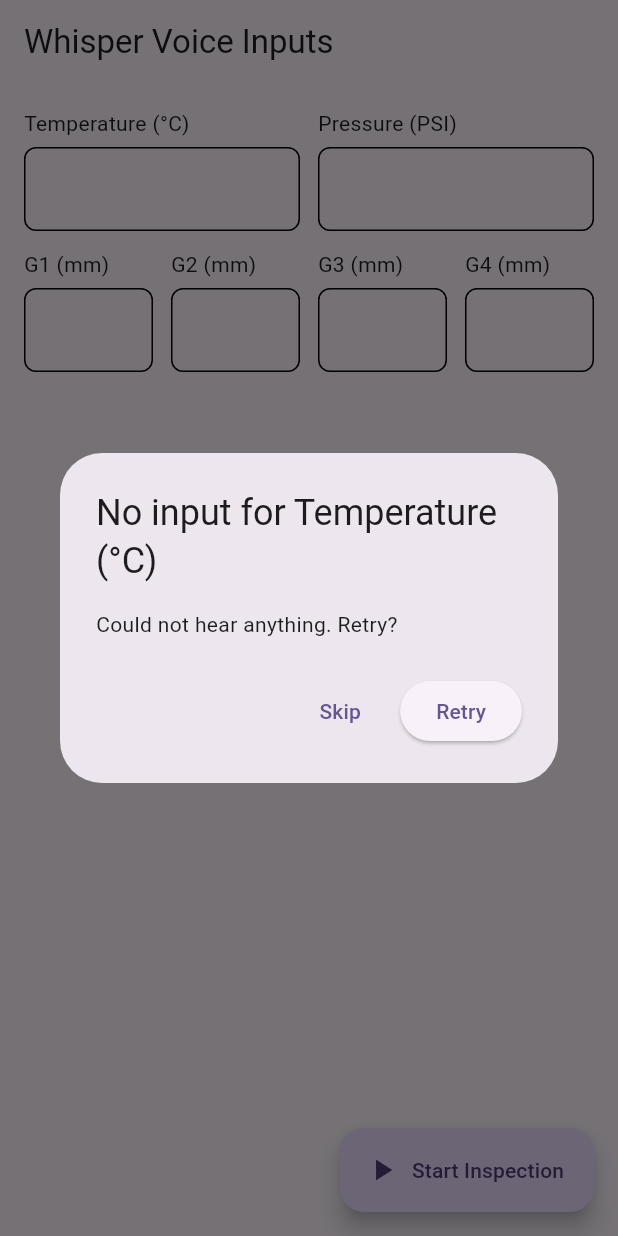
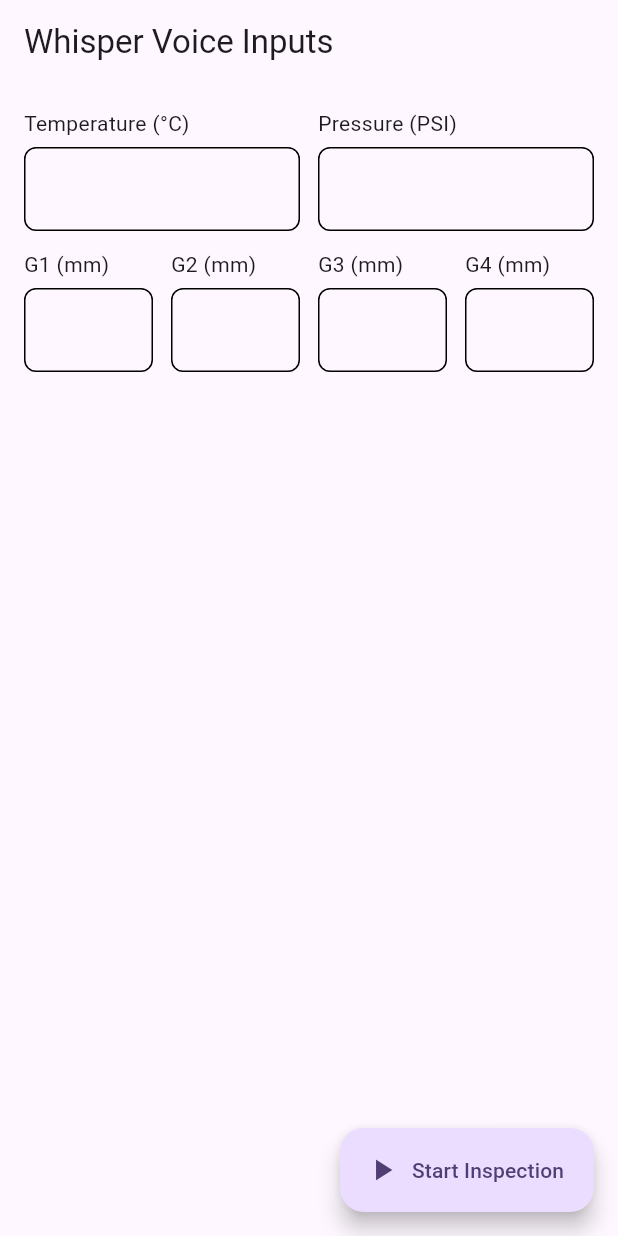
Before and after one commit to sknt2024/Flutter-VoiceBot, a Flutter app: the screen it shows after launch, after a tap on "Start Inspection", after a tap on "Stop Inspection", on a phone screen of 412 x 824 dp. Run offline on Flutter 3.47's test engine with Material 3 defaults, Android fonts, the phone set to English and light mode, and no system bars; our stand-ins replace dio, flutter_dotenv, flutter_tts, permission_handler; missing offline and left inert: record.

Commit message:
Refactor: Extract voice logic into VoiceInspectionService
This commit refactors the voice interaction logic out of the main UI file and into a dedicated `VoiceInspectionService`. This improves separation of concerns and simplifies the UI layer.

Key changes include:

-   **Introduce `VoiceInspectionService`:** A new service class now manages state for recording, TTS, transcription, and the overall inspection sequence. It uses `ValueNotifier` to communicate state changes to the UI.
-   **Automate Retries & Remove Dialogs:** The field-filling logic (`_askConfirmAndFill`) has been updated to automatically retry on empty transcriptions or when the extractor requests it. Confirmation dialogs have been removed to streamline the user flow, auto-accepting the first valid extracted value.
-   **Enhance `FieldExtractor`:** The prompt for the extractor is improved to handle both Hindi and English (Indian accent) inputs more robustly. Timeouts are increased for better reliability.
-   **File and Dependency Updates:**
    -   `whisper_demo.dart` is renamed to `screens/home_page.dart` to better reflect its role.
    -   The Whisper model is updated from `whisper-1` to `gpt-4o-transcribe`.
    -   Adds a direct dependency on `http_parser`.

```diff
--- a/lib/main.dart
+++ b/lib/main.dart
@@ -1,8 +1,7 @@
-// main.dart
 import 'dart:io';
 import 'package:flutter/material.dart';
 import 'package:flutter_dotenv/flutter_dotenv.dart';
-import 'whisper_demo.dart';
+import 'screens/home_page.dart';
 
 /// Search upward from the current working directory for a filename.
 /// Returns the first absolute path found or null.
@@ -82,11 +81,11 @@ class MyApp extends StatelessWidget {
   @override
   Widget build(BuildContext context) {
     return MaterialApp(
-      title: 'Flutter Demo',
+      title: 'Flutter Whisper Demo',
       theme: ThemeData.from(
         colorScheme: ColorScheme.fromSeed(seedColor: Colors.deepPurple),
       ),
-      home: const WhisperDemo(),
+      home: const HomePage(),
     );
   }
 }
--- a/lib/whisper_demo.dart
+++ b/lib/screens/home_page.dart
@@ -8,16 +8,16 @@ import 'package:path_provider/path_provider.dart';
 import 'package:flutter_dotenv/flutter_dotenv.dart';
 import 'package:flutter/services.dart';
 
-import 'services/field_extractor.dart';
+import '../services/field_extractor.dart';
 
-class WhisperDemo extends StatefulWidget {
-  const WhisperDemo({super.key});
+class HomePage extends StatefulWidget {
+  const HomePage({super.key});
 
   @override
-  State<WhisperDemo> createState() => _WhisperDemoState();
+  State<HomePage> createState() => _HomePageState();
 }
 
-class _WhisperDemoState extends State<WhisperDemo>
+class _HomePageState extends State<HomePage>
     with SingleTickerProviderStateMixin {
   audio.Record _recorder = audio.Record();
   final FlutterTts _tts = FlutterTts();
@@ -167,8 +167,9 @@ class _WhisperDemoState extends State<WhisperDemo>
         ),
       );
 
+      /// whisper-1, gpt-4o-transcribe
       final formData = FormData.fromMap({
-        "model": "whisper-1",
+        "model": "gpt-4o-transcribe",
         "language": language,
         "file": await MultipartFile.fromFile(
           path,
@@ -274,6 +275,9 @@ class _WhisperDemoState extends State<WhisperDemo>
   /// Wrapper which will ask, transcribe, confirm with user, and retry up to attempts.
   /// Uses FieldExtractor when available to convert Hindi spoken numbers to numeric strings.
   /// Returns the accepted numeric string or null if user cancels / no value.
+  /// Wrapper which will ask, transcribe, extract and retry up to attempts.
+  /// Uses FieldExtractor when available to convert Hindi spoken numbers to numeric strings.
+  /// Returns the accepted numeric string or null if attempts exhausted / no value.
   Future<String?> _askConfirmAndFill({
     required String question,
     required String humanLabel,
@@ -285,6 +289,7 @@ class _WhisperDemoState extends State<WhisperDemo>
     int attempt = 0;
     while (attempt < maxAttempts && _isSequenceRunning) {
       attempt++;
+
       final raw = await _askRecordAndExtractRaw(
         question: question,
         language: language,
@@ -292,68 +297,26 @@ class _WhisperDemoState extends State<WhisperDemo>
       );
 
       if (raw == null || raw.isEmpty) {
-        // nothing transcribed — offer retry via dialog
-        final retry = await showDialog<bool>(
-          context: context,
-          barrierDismissible: false,
-          builder: (context) {
-            return AlertDialog(
-              title: Text('No input for $humanLabel'),
-              content: const Text('Could not hear anything. Retry?'),
-              actions: [
-                TextButton(
-                  onPressed: () => Navigator.of(context).pop(false),
-                  child: const Text('Skip'),
-                ),
-                ElevatedButton(
-                  onPressed: () => Navigator.of(context).pop(true),
-                  child: const Text('Retry'),
-                ),
-              ],
-            );
-          },
-        );
-        if (retry == true) {
-          continue; // retry
-        } else {
-          return null; // skip field
-        }
+        // nothing transcribed — automatically retry until attempts exhausted
+        debugPrint('No transcription for $humanLabel (attempt $attempt/$maxAttempts)');
+        continue; // retry
       }
 
       // If extractor available, prefer it.
       String? numeric;
       if (_extractorAvailable && _extractor != null) {
         try {
-          // Pass the raw transcription to extractor which will convert Hindi words -> numeric or return RETRY.
+          // Use first token of label as extractor fieldLabel (e.g. "Temperature")
+          final fieldToken = humanLabel.split(' ').first;
           final extracted = await _extractor!.extractField(
-            fieldLabel: humanLabel.split(' ').first, // e.g. "Temperature" from "Temperature (°C)"
+            fieldLabel: fieldToken,
             userText: raw,
           );
+
           if (extracted != null && extracted.toUpperCase() == 'RETRY') {
-            // model asked to retry -> show retry dialog to user
-            final retry = await showDialog<bool>(
-              context: context,
-              barrierDismissible: false,
-              builder: (context) {
-                return AlertDialog(
-                  title: Text('Could not extract $humanLabel'),
-                  content: Text(
-                      'Could not extract a clear numeric value from: "$raw". Retry?'),
-                  actions: [
-                    TextButton(
-                      onPressed: () => Navigator.of(context).pop(false),
-                      child: const Text('Skip'),
-                    ),
-                    ElevatedButton(
-                      onPressed: () => Navigator.of(context).pop(true),
-                      child: const Text('Retry'),
-                    ),
-                  ],
-                );
-              },
-            );
-            if (retry == true) continue;
-            return null; // skip
+            // extractor asked to retry -> continue attempts automatically
+            debugPrint('Extractor requested RETRY for $humanLabel (raw="$raw")');
+            continue;
           }
 
           if (extracted != null && extracted.isNotEmpty) {
@@ -368,18 +331,19 @@ class _WhisperDemoState extends State<WhisperDemo>
       // fallback to simple regex extraction if extractor not available or returned null
       numeric ??= _extractNumericOnly(raw);
 
-      // confirm with user
-      final accepted = await _confirmHeard(numeric ?? raw, humanLabel);
-      if (accepted) {
-        controller.text = numeric ?? raw;
-        return numeric ?? raw;
-      } else {
-        // retry loop
-        continue;
+      // If we have a numeric value (or fallback raw), accept it immediately (no dialog)
+      if ((numeric != null && numeric.isNotEmpty) || raw.isNotEmpty) {
+        final valueToSet = (numeric != null && numeric.isNotEmpty) ? numeric : raw;
+        controller.text = valueToSet;
+        debugPrint('Auto-accepted $humanLabel => $valueToSet (attempt $attempt/$maxAttempts)');
+        return valueToSet;
       }
+
+      // otherwise retry loop
     }
 
     // attempts exhausted or sequence cancelled
+    debugPrint('Attempts exhausted for $humanLabel');
     return null;
   }
 
--- a/pubspec.yaml
+++ b/pubspec.yaml
@@ -43,6 +43,7 @@ dependencies:
   permission_handler: ^12.0.1
   dio: ^5.9.0
   flutter_dotenv: ^6.0.0
+  http_parser: ^4.1.2
 
 dev_dependencies:
   flutter_test:
```
Also changed, not shown: lib/services/field_extractor.dart (+40 -24 lines), lib/services/voice_inspection_service.dart (added, +319 -0 lines), pubspec.lock.
